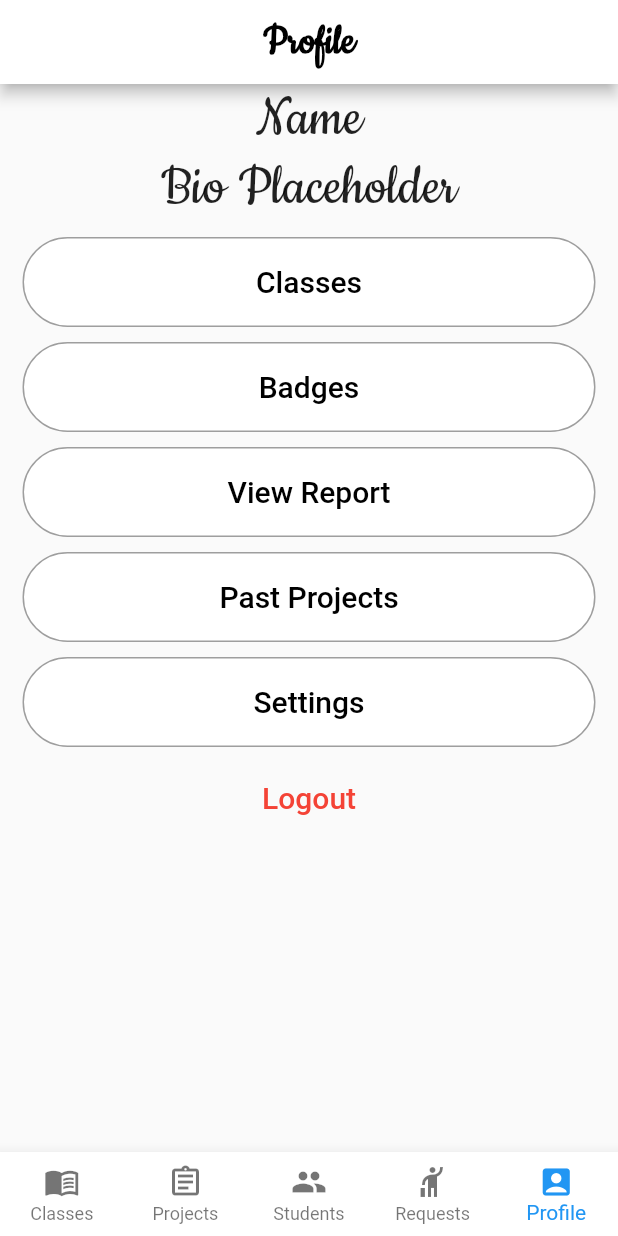
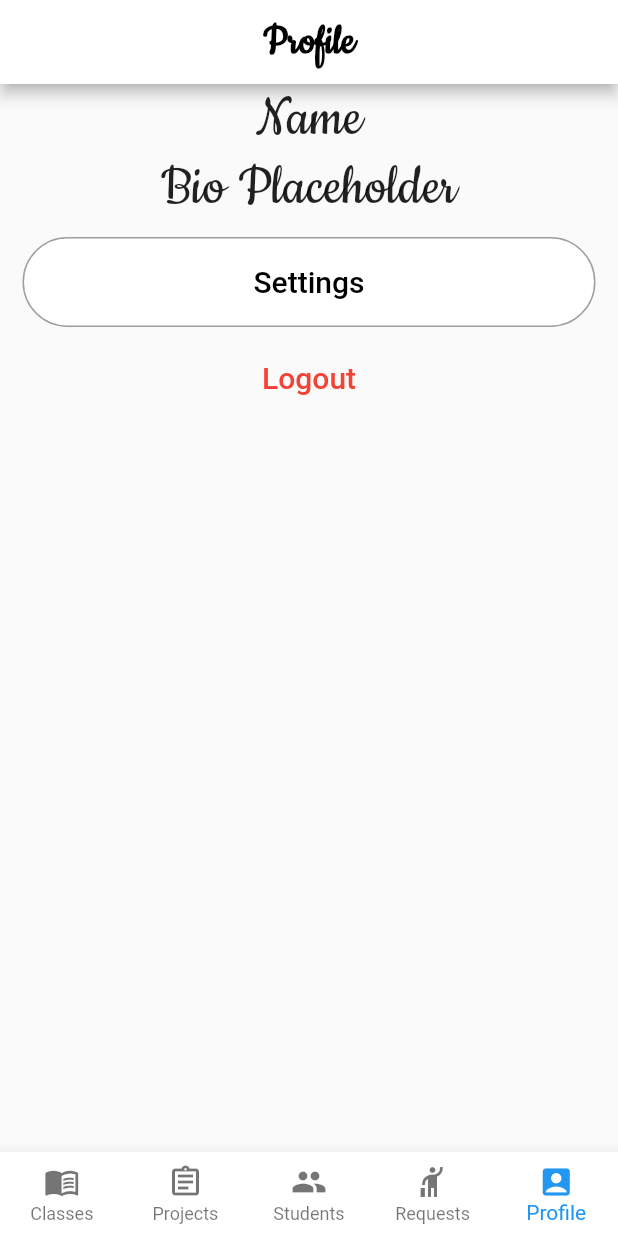
Before and after one commit to nextstepsyep/community-on-demand-2021, a Flutter app: the NavigationScreen screen opened directly, item 5 of the bottom bar chosen, on a phone screen of 412 x 824 dp. Run offline on Flutter 3.47's test engine with Material 2 defaults, Android fonts, the phone set to English and light mode, and no system bars; our stand-ins replace firebase_auth, firebase_core; accounts and stored records are empty.

Commit message:
Add changed tabs

```diff
--- /dev/null
+++ b/lib/Screens/Home/teacher/navigationBodies/TeacherProfile.dart
@@ -0,0 +1,77 @@
+import 'package:community_on_demand_code_demo/Screens/Home/navigationBodies/badges_screen.dart';
+import 'package:community_on_demand_code_demo/Screens/Home/navigationBodies/past_projects_screen.dart';
+import 'package:community_on_demand_code_demo/Screens/Home/navigationBodies/profile_settings.dart';
+import 'package:community_on_demand_code_demo/Screens/Home/navigationBodies/view_reports_screen.dart';
+import 'package:community_on_demand_code_demo/Screens/Login/login_screen.dart';
+import 'package:flutter/cupertino.dart';
+import 'package:flutter/material.dart';
+
+class TeacherProfile extends StatelessWidget {
+  @override
+  Widget build(BuildContext context) {
+    double screenWidth = MediaQuery.of(context).size.width;
+    double screenHeight = MediaQuery.of(context).size.height;
+
+    return new Center(
+      widthFactor: screenWidth * 0.95,
+      heightFactor: screenHeight * 0.95,
+      child: Column(
+        children: <Widget>[
+          Text(
+            'Name',
+            style: TextStyle(
+              fontFamily: 'Cookie',
+              fontSize: screenWidth * 0.1,
+            ),
+          ),
+          Text(
+            'Bio Placeholder',
+            style: TextStyle(
+              fontFamily: 'Cookie',
+              fontSize: screenWidth * 0.1,
+            ),
+          ),
+          SizedBox(height: 10),
+          ElevatedButton(
+            style: ElevatedButton.styleFrom(
+              minimumSize: Size(screenWidth - 30, 60),
+              primary: Colors.white,
+              elevation: 0,
+              shape: StadiumBorder(),
+              side: BorderSide(color: Colors.grey, width: 1),
+            ),
+            onPressed: () {
+              Navigator.push(
+                  context,
+                  new MaterialPageRoute(
+                      builder: (context) => new ProfileSettings()));
+            },
+            child: Text(
+              'Settings',
+              style: TextStyle(
+                fontSize: 20.0,
+                color: Colors.black,
+              ),
+            ),
+          ),
+          SizedBox(height: 10),
+          TextButton(
+            onPressed: () {
+              Navigator.push(
+                  context,
+                  new MaterialPageRoute(
+                      builder: (context) => new LoginScreen()));
+            },
+            child: Text(
+              'Logout',
+              style: TextStyle(
+                fontSize: 20.0,
+                color: Colors.red,
+              ),
+            ),
+          ),
+        ],
+      ),
+    );
+  }
+}
--- a/lib/Screens/Home/teacher_home_screen.dart
+++ b/lib/Screens/Home/teacher/teacher_home_screen.dart
@@ -1,6 +1,6 @@
 import 'package:flutter/material.dart';
 
-import 'navigationBodies/Profile.dart';
+import '../teacher/navigationBodies/TeacherProfile.dart';
 
 class TeacherHomeScreen extends StatelessWidget {
   @override
@@ -25,7 +25,7 @@ class _NavigationState extends State<NavigationScreen> {
     Container(),
     Container(),
     Container(),
-    Profile()
+    TeacherProfile()
   ];
   static const Color barColor = Colors.white;
   static const TextStyle optionStyle = TextStyle(
--- a/lib/Widgets/create_account_form.dart
+++ b/lib/Widgets/create_account_form.dart
@@ -1,6 +1,6 @@
 import 'package:community_on_demand_code_demo/Services/auth_services.dart';
 import 'package:community_on_demand_code_demo/Widgets/app_button_widget.dart';
-import 'package:community_on_demand_code_demo/Screens/Home/teacher_home_screen.dart';
+import 'package:community_on_demand_code_demo/Screens/Home/teacher/teacher_home_screen.dart';
 import 'package:flutter/material.dart';
 
 class CreateAccountForm extends StatefulWidget {
--- a/lib/Widgets/login_form.dart
+++ b/lib/Widgets/login_form.dart
@@ -1,4 +1,4 @@
-import 'package:community_on_demand_code_demo/Screens/Home/teacher_home_screen.dart';
+import 'package:community_on_demand_code_demo/Screens/Home/teacher/teacher_home_screen.dart';
 import 'package:community_on_demand_code_demo/Services/auth_services.dart';
 import 'package:community_on_demand_code_demo/Widgets/app_button_widget.dart';
 import 'package:flutter/material.dart';
```
Also changed, not shown: lib/Screens/Home/teacher/navigationBodies/classes_screen.dart (added).
